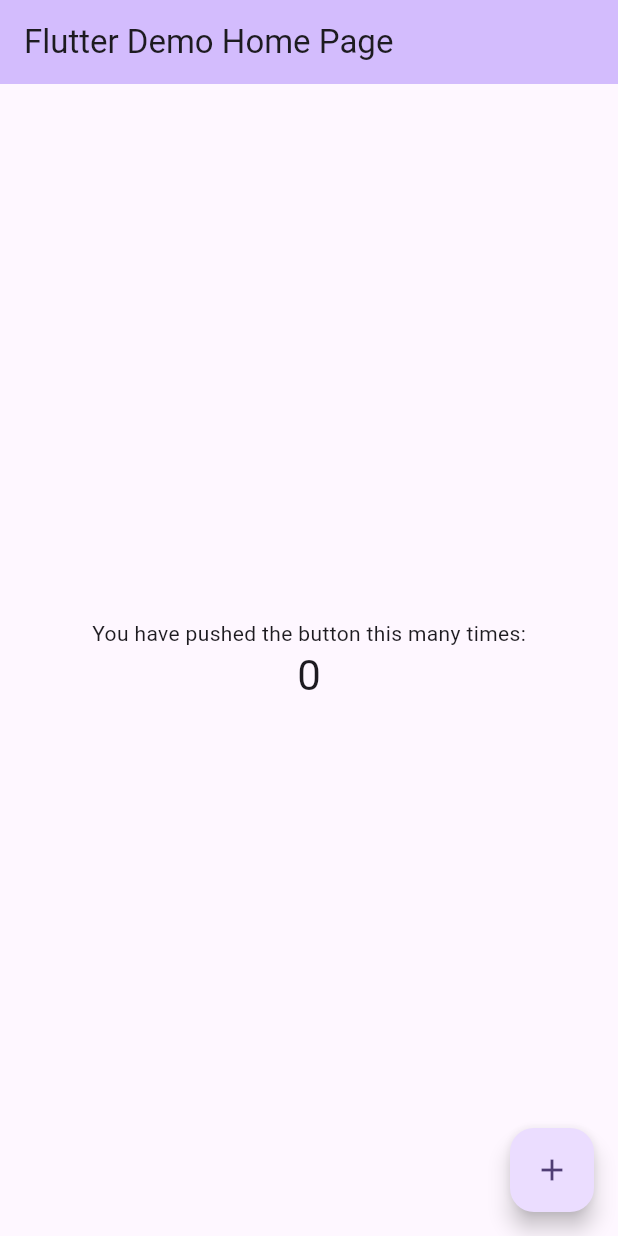
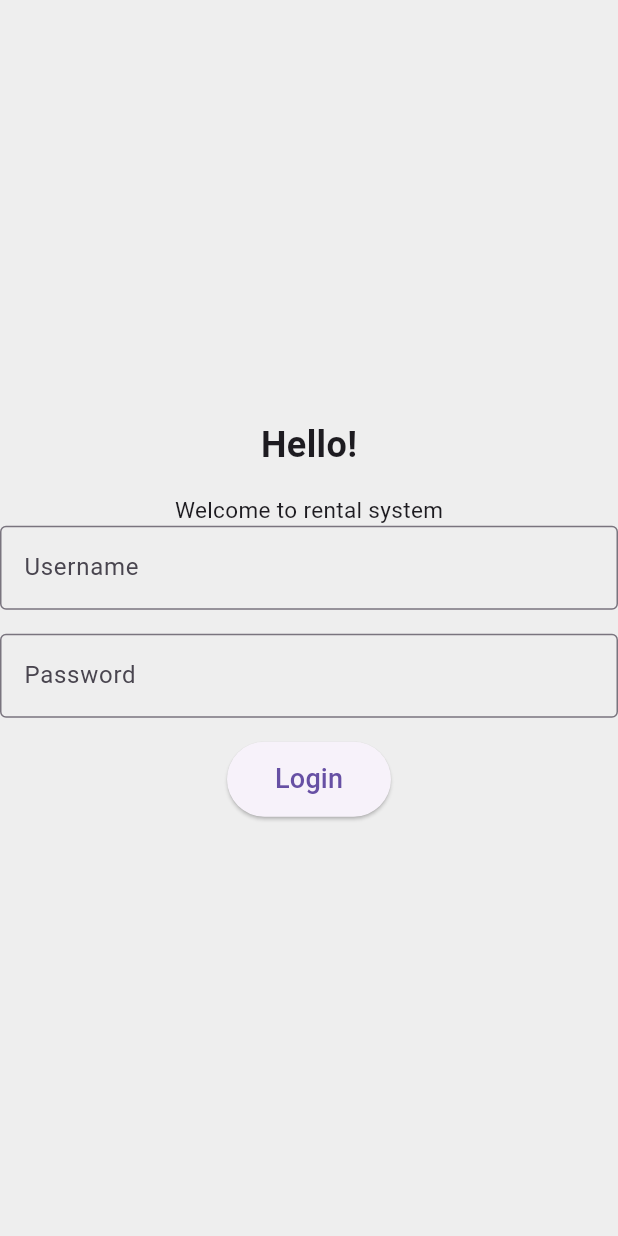
Before and after one commit to MagonnaMdebuka/Vehicle_rental_system, a Flutter app: the screen it shows after launch, on a phone screen of 412 x 824 dp. Run offline on Flutter 3.47's test engine with Material 3 defaults, Android fonts, the phone set to English and light mode, and no system bars.

Commit message:
Add login page with username and password fields

```diff
--- /dev/null
+++ b/lib/login_page.dart
@@ -0,0 +1,59 @@
+import 'package:flutter/material.dart';
+
+class LoginPage extends StatefulWidget {
+  @override
+  _LoginPageState createState() => _LoginPageState();
+}
+class _LoginPageState extends State<LoginPage> {
+  @override
+  Widget build(BuildContext context) {
+    return Scaffold(
+
+      backgroundColor: Colors.grey[200],
+      body: Center(
+        child: Column(
+          mainAxisAlignment: MainAxisAlignment.center,
+          children: [
+            Text(
+              'Hello!',
+              style: TextStyle(fontSize: 24, fontWeight: FontWeight.bold),
+            ),
+            SizedBox(height: 16),
+            Text(
+              'Welcome to rental system', style: TextStyle(fontSize: 15)
+              ),
+            TextField(
+              decoration: InputDecoration(
+                hintText: 'Enter your username',
+                labelText: 'Username',
+                border: OutlineInputBorder(),
+              ),
+            ),
+            SizedBox(height: 16),
+            TextField(
+              decoration: InputDecoration(
+                hintText: 'Enter your password',
+                labelText: 'Password',
+                border: OutlineInputBorder(),
+              ),
+              obscureText: true,
+            ),
+            SizedBox(height: 16),
+            ElevatedButton(
+              onPressed: () {
+                // Handle login logic here
+              },
+              child: Text('Login', style: TextStyle(fontSize: 18)),
+              style: ElevatedButton.styleFrom(
+                padding: EdgeInsets.symmetric(horizontal: 32, vertical: 12),
+              ),
+            ),
+          ],
+
+
+        ),
+
+      ),
+    );
+  }
+}
--- a/lib/main.dart
+++ b/lib/main.dart
@@ -1,122 +1,18 @@
 import 'package:flutter/material.dart';
+import 'package:vehicle_rental/login_page.dart';
+
 
 void main() {
-  runApp(const MyApp());
+  runApp(MyApp());
 }
-
 class MyApp extends StatelessWidget {
   const MyApp({super.key});
 
-  // This widget is the root of your application.
   @override
   Widget build(BuildContext context) {
     return MaterialApp(
-      title: 'Flutter Demo',
-      theme: ThemeData(
-        // This is the theme of your application.
-        //
-        // TRY THIS: Try running your application with "flutter run". You'll see
-        // the application has a purple toolbar. Then, without quitting the app,
-        // try changing the seedColor in the colorScheme below to Colors.green
-        // and then invoke "hot reload" (save your changes or press the "hot
-        // reload" button in a Flutter-supported IDE, or press "r" if you used
-        // the command line to start the app).
-        //
-        // Notice that the counter didn't reset back to zero; the application
-        // state is not lost during the reload. To reset the state, use hot
-        // restart instead.
-        //
-        // This works for code too, not just values: Most code changes can be
-        // tested with just a hot reload.
-        colorScheme: .fromSeed(seedColor: Colors.deepPurple),
-      ),
-      home: const MyHomePage(title: 'Flutter Demo Home Page'),
+      home: LoginPage(),
+      debugShowCheckedModeBanner: false,
     );
   }
 }
-
-class MyHomePage extends StatefulWidget {
-  const MyHomePage({super.key, required this.title});
-
-  // This widget is the home page of your application. It is stateful, meaning
-  // that it has a State object (defined below) that contains fields that affect
-  // how it looks.
-
-  // This class is the configuration for the state. It holds the values (in this
-  // case the title) provided by the parent (in this case the App widget) and
-  // used by the build method of the State. Fields in a Widget subclass are
-  // always marked "final".
-
-  final String title;
-
-  @override
-  State<MyHomePage> createState() => _MyHomePageState();
-}
-
-class _MyHomePageState extends State<MyHomePage> {
-  int _counter = 0;
-
-  void _incrementCounter() {
-    setState(() {
-      // This call to setState tells the Flutter framework that something has
-      // changed in this State, which causes it to rerun the build method below
-      // so that the display can reflect the updated values. If we changed
-      // _counter without calling setState(), then the build method would not be
-      // called again, and so nothing would appear to happen.
-      _counter++;
-    });
-  }
-
-  @override
-  Widget build(BuildContext context) {
-    // This method is rerun every time setState is called, for instance as done
-    // by the _incrementCounter method above.
-    //
-    // The Flutter framework has been optimized to make rerunning build methods
-    // fast, so that you can just rebuild anything that needs updating rather
-    // than having to individually change instances of widgets.
-    return Scaffold(
-      appBar: AppBar(
-        // TRY THIS: Try changing the color here to a specific color (to
-        // Colors.amber, perhaps?) and trigger a hot reload to see the AppBar
-        // change color while the other colors stay the same.
-        backgroundColor: Theme.of(context).colorScheme.inversePrimary,
-        // Here we take the value from the MyHomePage object that was created by
-        // the App.build method, and use it to set our appbar title.
-        title: Text(widget.title),
-      ),
-      body: Center(
-        // Center is a layout widget. It takes a single child and positions it
-        // in the middle of the parent.
-        child: Column(
-          // Column is also a layout widget. It takes a list of children and
-          // arranges them vertically. By default, it sizes itself to fit its
-          // children horizontally, and tries to be as tall as its parent.
-          //
-          // Column has various properties to control how it sizes itself and
-          // how it positions its children. Here we use mainAxisAlignment to
-          // center the children vertically; the main axis here is the vertical
-          // axis because Columns are vertical (the cross axis would be
-          // horizontal).
-          //
-          // TRY THIS: Invoke "debug painting" (choose the "Toggle Debug Paint"
-          // action in the IDE, or press "p" in the console), to see the
-          // wireframe for each widget.
-          mainAxisAlignment: .center,
-          children: [
-            const Text('You have pushed the button this many times:'),
-            Text(
-              '$_counter',
-              style: Theme.of(context).textTheme.headlineMedium,
-            ),
-          ],
-        ),
-      ),
-      floatingActionButton: FloatingActionButton(
-        onPressed: _incrementCounter,
-        tooltip: 'Increment',
-        child: const Icon(Icons.add),
-      ),
-    );
-  }
-}
```
